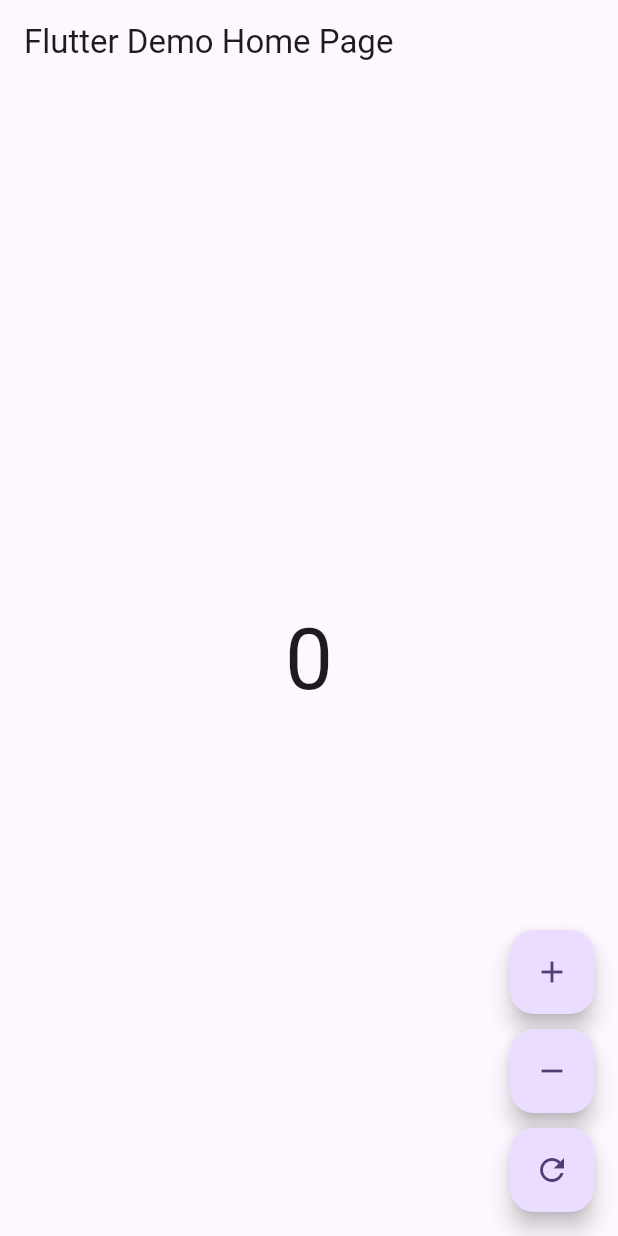
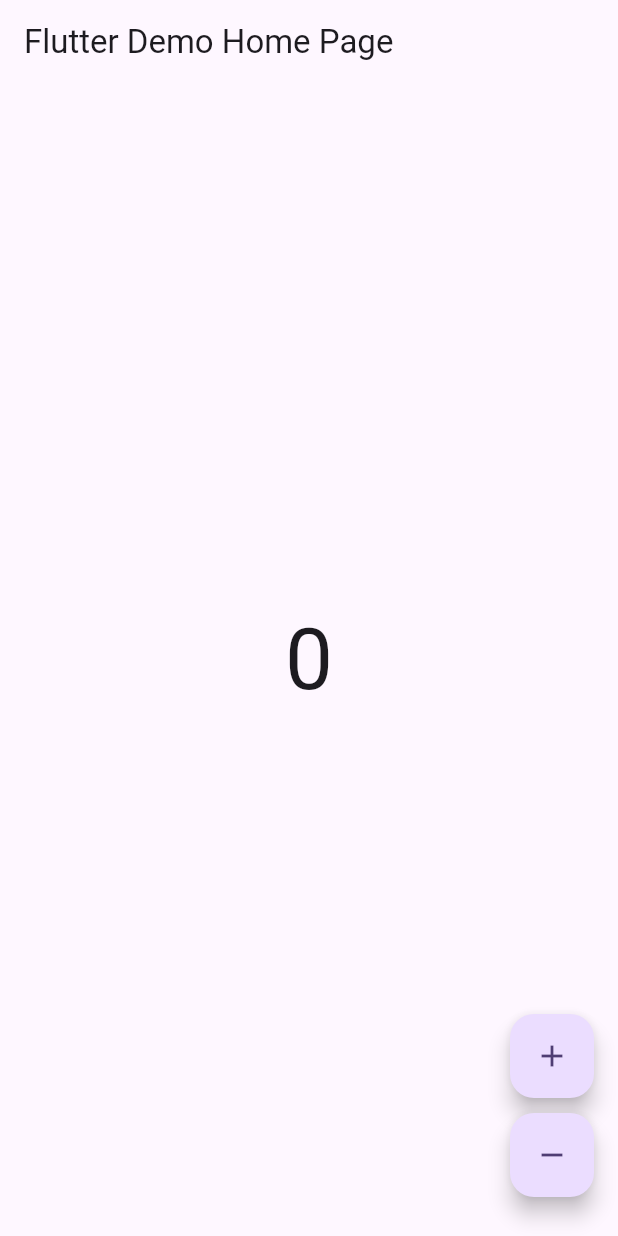
Before and after one commit to mostafaramadanhamed/boo, a Flutter app: the screen it shows after launch, after a tap on the "add" icon, after a tap on the "remove" icon, on a phone screen of 412 x 824 dp. Run offline on Flutter 3.47's test engine with Material 3 defaults, Android fonts, the phone set to English and light mode, and no system bars; our stand-ins replace flutter_bloc.

```diff
--- a/lib/controllers/cubit/counter_cubit.dart
+++ b/lib/controllers/cubit/counter_cubit.dart
@@ -1,8 +1,7 @@
 
-import 'package:boo/controllers/cubit/counter_state.dart';
 import 'package:flutter_bloc/flutter_bloc.dart';
 
-
+part 'counter_state.dart';
 class CounterCubit extends Cubit<CounterState> {
   CounterCubit():super(const CounterInit());
 
--- a/lib/controllers/cubit/counter_state.dart
+++ b/lib/controllers/cubit/counter_state.dart
@@ -1,3 +1,4 @@
+part of 'counter_cubit.dart';
 sealed class CounterState {
   final int count;
   const CounterState(this.count);
--- a/lib/main.dart
+++ b/lib/main.dart
@@ -1,8 +1,8 @@
-import 'package:boo/controllers/cubit/counter_cubit.dart';
+import 'package:boo/controllers/bloc/counter_bloc.dart';
+
 import 'package:flutter/material.dart';
 import 'package:flutter_bloc/flutter_bloc.dart';
 
-import 'controllers/cubit/counter_state.dart';
 
 void main() {
   runApp(const MyApp());
@@ -34,7 +34,7 @@ class MyHomePage extends StatelessWidget {
   Widget build(BuildContext context) {
     print('MyHomePage build method called');
     return BlocProvider(
-      create: (context) => CounterCubit(),
+      create: (context) => CounterBloc(),
       child: Scaffold(
         appBar: AppBar(
           title: const Text('Flutter Demo Home Page'),
@@ -43,7 +43,7 @@ class MyHomePage extends StatelessWidget {
           child: Column(
             mainAxisAlignment: MainAxisAlignment.center,
             children: <Widget>[
-              BlocBuilder<CounterCubit, CounterState>(
+              BlocBuilder<CounterBloc, CounterState>(
                 builder: (context, state) {
                   print('BlocBuilder rebuilds with state: $state');
                   return Text(
@@ -56,7 +56,7 @@ class MyHomePage extends StatelessWidget {
             ],
           ),
         ),
-        floatingActionButton: BlocBuilder<CounterCubit, CounterState>(
+        floatingActionButton: BlocBuilder<CounterBloc, CounterState>(
           builder: (context, state) {
             return Column(
               mainAxisAlignment: MainAxisAlignment.end,
@@ -64,7 +64,7 @@ class MyHomePage extends StatelessWidget {
                 FloatingActionButton(
                   onPressed: () {
                     // Here you can add the logic to increment the counter
-                    context.read<CounterCubit>().increment();
+                    context.read<CounterBloc>().add(IncrementEvent());
                   },
                   tooltip: 'Increment',
                   child: const Icon(Icons.add),
@@ -73,20 +73,13 @@ class MyHomePage extends StatelessWidget {
                 FloatingActionButton(
                   onPressed: () {
                     // Here you can add the logic to decrement the counter
-                    context.read<CounterCubit>().decrement();
+                    context.read<CounterBloc>().add(DecrementEvent());
                   },
                   tooltip: 'Decrement',
                   child: const Icon(Icons.remove),
                 ),
                 const SizedBox(height: 10), // Add some space between buttons
-                FloatingActionButton(
-                  onPressed: () {
-                    // Here you can add the logic to reset the counter
-                    context.read<CounterCubit>().reset();
-                  },
-                  tooltip: 'Reset',
-                  child: const Icon(Icons.refresh),
-                ),
+
               ],
             );
           },
```
